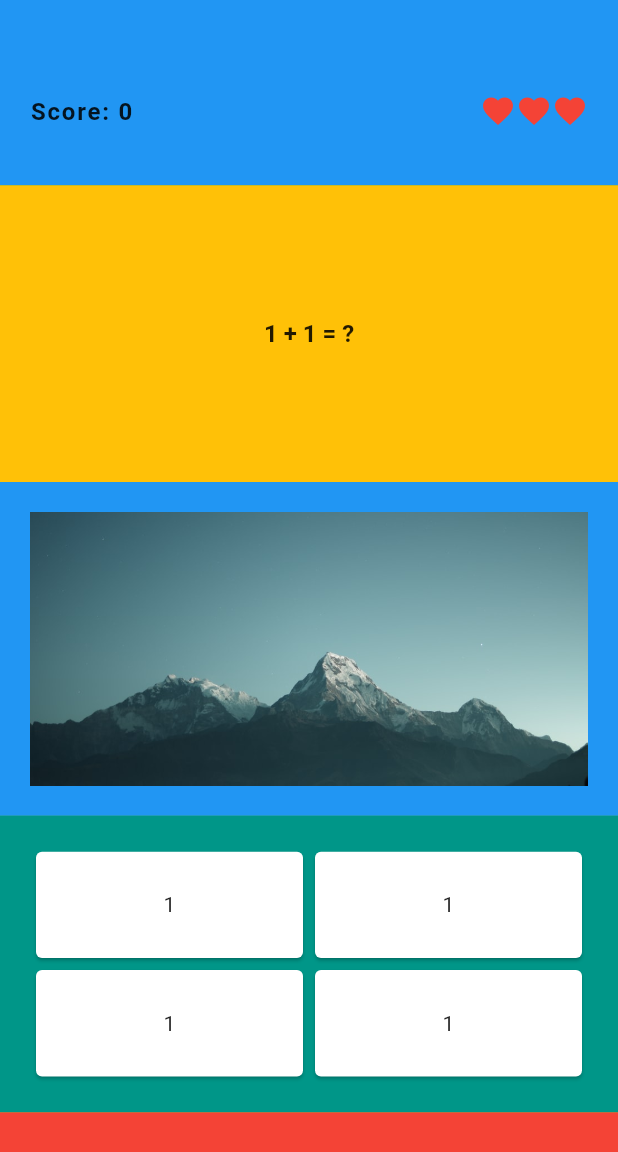
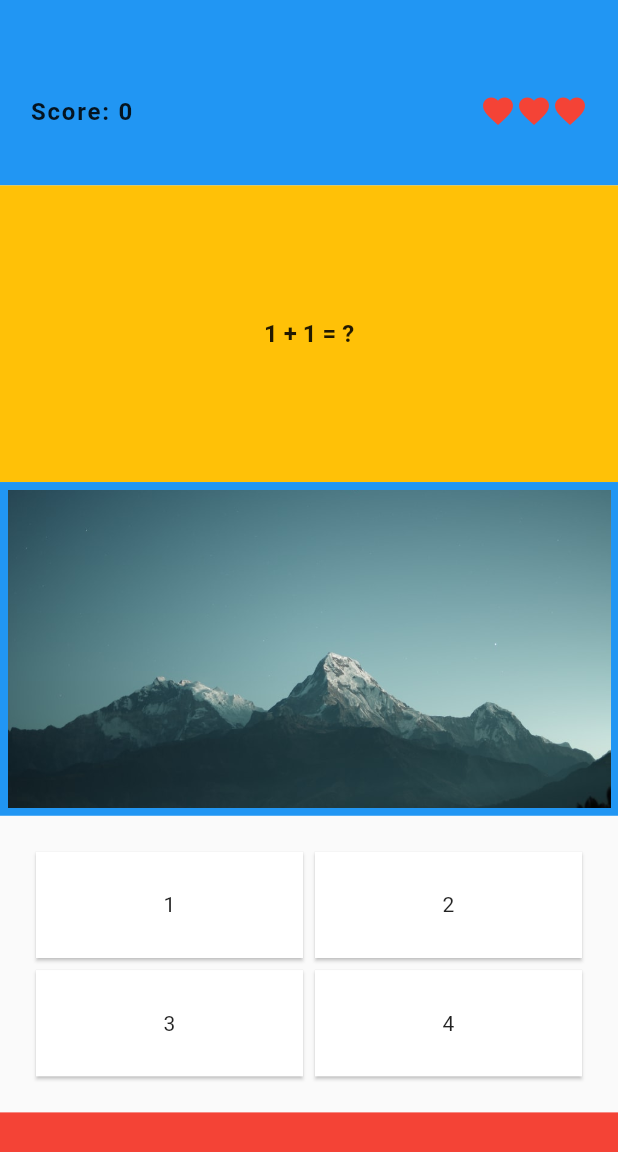
Before and after one commit to jmiryas/quiz_member_jkt48, a Flutter app: the screen it shows after launch, after a tap on "Pengetahuan Umum", on a phone screen of 412 x 824 dp. Shown: the top 1152 px of the screen. Run offline on Flutter 3.47's test engine with Material 2 defaults, Android fonts, the phone set to English and light mode, and no system bars.

Commit message:
Add functionality to quiz

```diff
--- a/lib/main.dart
+++ b/lib/main.dart
@@ -8,7 +8,9 @@ void main() {
 }
 
 class MyApp extends StatelessWidget {
-  const MyApp({Key? key}) : super(key: key);
+  const MyApp({
+    Key? key,
+  }) : super(key: key);
 
   @override
   Widget build(BuildContext context) {
--- a/lib/models/quiz_model.dart
+++ b/lib/models/quiz_model.dart
@@ -17,6 +17,8 @@ class QuizModel {
   });
 
   static int currentIndex = 0;
+  static int healths = 3;
+  static int scores = 0;
 
   static List<QuizModel> quizRepository = [
     QuizModel(
@@ -26,12 +28,12 @@ class QuizModel {
         correctAnswer: "2"),
     QuizModel(
         question: "Mendoan berasal dari daerah?",
-        image: "images/gambar.jpg",
+        image: "images/gambar2.jpg",
         choices: ["Banyumas", "Ambarawa", "Jakarta", "Bali"],
         correctAnswer: "Banyumas"),
     QuizModel(
         question: "Berapa jumlah sila pada Pancasila?",
-        image: "images/gambar.jpg",
+        image: "images/gambar3.jpg",
         choices: ["3", "6", "8", "5"],
         correctAnswer: "5"),
   ];
@@ -41,12 +43,8 @@ class QuizModel {
   }
 
   static void nextQuiz() {
-    if (currentIndex < quizRepository.length) {
+    if (currentIndex < quizRepository.length - 1) {
       currentIndex++;
     }
   }
-
-  static int healths = 3;
-
-  static int scores = 100;
 }
--- a/lib/screens/question_screen.dart
+++ b/lib/screens/question_screen.dart
@@ -1,8 +1,36 @@
 import 'package:flutter/material.dart';
-import 'package:quiz_member_jkt48/models/quiz_model.dart';
 
-class QuestionScreen extends StatelessWidget {
+import '../models/quiz_model.dart';
+
+class QuestionScreen extends StatefulWidget {
   const QuestionScreen({Key? key}) : super(key: key);
+
+  @override
+  State<QuestionScreen> createState() => _QuestionScreenState();
+}
+
+class _QuestionScreenState extends State<QuestionScreen> {
+  _buildHealthWidget(int healts) {
+    var results = [];
+
+    for (int i = 0; i < healts; i++) {
+      results.add(const Icon(
+        Icons.favorite,
+        color: Colors.red,
+      ));
+    }
+
+    var allHealts = Row(
+      children: [...results],
+    );
+
+    return allHealts;
+  }
+
+  bool isAnswerCorrect = false;
+  int answerAttempt = 0;
+  int selectedIndex = 0;
+  String selectedAnswer = "";
 
   @override
   Widget build(BuildContext context) {
@@ -13,7 +41,7 @@ class QuestionScreen extends StatelessWidget {
         body: Container(
             width: width,
             height: height,
-          color: Colors.amber,
+            // color: Colors.amber,
             child: Column(
               children: [
                 Container(
@@ -25,36 +53,21 @@ class QuestionScreen extends StatelessWidget {
                     mainAxisAlignment: MainAxisAlignment.spaceBetween,
                     crossAxisAlignment: CrossAxisAlignment.center,
                     children: [
-                    const Text(
-                      "Score: 0",
-                      style: TextStyle(
+                      Text(
+                        "Score: ${QuizModel.scores}",
+                        style: const TextStyle(
                             fontSize: 16.0,
                             letterSpacing: 1.2,
                             fontWeight: FontWeight.bold),
                       ),
-                    Row(
-                      children: const [
-                        Icon(
-                          Icons.favorite,
-                          color: Colors.red,
-                        ),
-                        Icon(
-                          Icons.favorite,
-                          color: Colors.red,
-                        ),
-                        Icon(
-                          Icons.favorite,
-                          color: Colors.red,
-                        )
-                      ],
-                    )
+                      _buildHealthWidget(QuizModel.healths)
                     ],
                   ),
                 ),
                 Container(
                   width: width,
                   height: height * 0.75,
-                color: Colors.green,
+                  // color: Colors.green,
                   child: Column(
                     children: [
                       Container(
@@ -74,63 +87,73 @@ class QuestionScreen extends StatelessWidget {
                         height: height * 0.75 * 0.36,
                         color: Colors.blue,
                         child: Container(
-                        margin: const EdgeInsets.all(20.0),
+                          margin: const EdgeInsets.all(5.0),
                           child: Image(
                             fit: BoxFit.cover,
-                          image:
-                              AssetImage(QuizModel.getCurrentQuizModel().image),
+                            image: AssetImage(
+                                QuizModel.getCurrentQuizModel().image),
                           ),
                         ),
                       ),
                       Container(
                         width: width,
                         height: height * 0.75 * 0.32,
-                      color: Colors.teal,
+                        // color: Colors.teal,
                         child: Padding(
                           padding: const EdgeInsets.all(20.0),
                           child: Wrap(
-                          children: [
-                            SizedBox(
+                            children: QuizModel.getCurrentQuizModel()
+                                .choices
+                                .asMap()
+                                .entries
+                                .map((item) {
+                              return GestureDetector(
+                                onTap: () {
+                                  setState(() {
+                                    answerAttempt += 1;
+                                    selectedIndex = item.key;
+                                    selectedAnswer = item.value;
+
+                                    isAnswerCorrect = selectedAnswer ==
+                                        QuizModel.getCurrentQuizModel()
+                                            .correctAnswer;
+
+                                    if (isAnswerCorrect) {
+                                      QuizModel.scores += 1;
+                                      QuizModel.nextQuiz();
+                                    }
+
+                                    if (!isAnswerCorrect) {
+                                      QuizModel.healths -= 1;
+                                    }
+                                  });
+                                },
+                                child: SizedBox(
                                   width: width / 2 - 20,
                                   height: (height * 0.75 * 0.32) / 2 - 20,
-                              child: Card(
+                                  child: answerAttempt > 0
+                                      ? Card(
                                           child: Center(
-                                  child: Text(QuizModel.getCurrentQuizModel()
-                                      .choices[0]),
+                                            child: Text(item.value),
+                                          ),
+                                          shape: selectedIndex == item.key &&
+                                                  selectedAnswer == item.value
+                                              ? RoundedRectangleBorder(
+                                                  side: BorderSide(
+                                                      width: 1.0,
+                                                      color: isAnswerCorrect
+                                                          ? Colors.green
+                                                          : Colors.red))
+                                              : const RoundedRectangleBorder())
+                                      : Card(
+                                          child: Center(
+                                            child: Text(item.value),
+                                          ),
+                                          shape: const RoundedRectangleBorder(),
                                         ),
                                 ),
-                            ),
-                            SizedBox(
-                              width: width / 2 - 20,
-                              height: (height * 0.75 * 0.32) / 2 - 20,
-                              child: Card(
-                                child: Center(
-                                  child: Text(QuizModel.getCurrentQuizModel()
-                                      .choices[0]),
-                                ),
-                              ),
-                            ),
-                            SizedBox(
-                              width: width / 2 - 20,
-                              height: (height * 0.75 * 0.32) / 2 - 20,
-                              child: Card(
-                                child: Center(
-                                  child: Text(QuizModel.getCurrentQuizModel()
-                                      .choices[0]),
-                                ),
-                              ),
-                            ),
-                            SizedBox(
-                              width: width / 2 - 20,
-                              height: (height * 0.75 * 0.32) / 2 - 20,
-                              child: Card(
-                                child: Center(
-                                  child: Text(QuizModel.getCurrentQuizModel()
-                                      .choices[0]),
-                                ),
-                              ),
-                            ),
-                          ],
+                              );
+                            }).toList(),
                           ),
                         ),
                       )
@@ -143,7 +166,6 @@ class QuestionScreen extends StatelessWidget {
                   color: Colors.red,
                 ),
               ],
-          )),
-    );
+            )));
   }
 }
--- a/pubspec.yaml
+++ b/pubspec.yaml
@@ -13,6 +13,7 @@ dependencies:
     sdk: flutter
 
   uuid: ^3.0.5
+  rflutter_alert: ^2.0.4
   cupertino_icons: ^1.0.2
 
 dev_dependencies:
```
Also changed, not shown: lib/screens/home_screen.dart (+5 -5 lines), images/gambar2.jpg (added), images/gambar3.jpg (added), pubspec.lock. Lines whose indentation alone changed are shown as unchanged.
